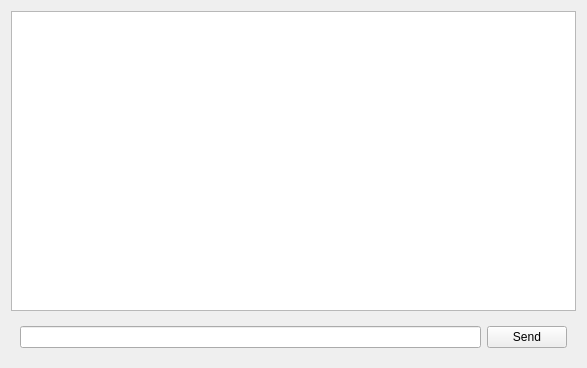
The window that gui/chatview.ui (SPECTREv333/ChatProj) describes before a commit, drawn with Qt 5.
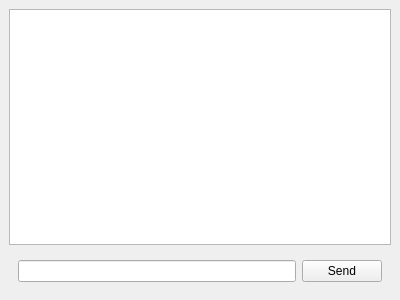
The same window after the commit.

Commit message: ChatView is now a QMainWindow

The edit to the form file:
```diff
--- a/gui/chatview.ui
+++ b/gui/chatview.ui
@@ -1,23 +1,29 @@
 <?xml version="1.0" encoding="UTF-8"?>
 <ui version="4.0">
  <class>ChatView</class>
- <widget class="QWidget" name="ChatView">
-
-
+ <widget class="QMainWindow" name="ChatView">
   <property name="geometry">
    <rect>
     <x>0</x>
     <y>0</y>
-    <width>587</width>
-    <height>368</height>
+    <width>400</width>
+    <height>300</height>
    </rect>
   </property>
   <property name="windowTitle">
+   <string>Chat</string>
+  </property>
+  <widget class="QWidget" name="centralwidget">
+   <property name="windowTitle">
    <string>ChatView</string>
   </property>
   <layout class="QVBoxLayout" name="verticalLayout">
    <item>
-    <widget class="QTextEdit" name="textEdit"/>
+     <widget class="QTextEdit" name="textEdit">
+      <property name="readOnly">
+       <bool>true</bool>
+      </property>
+     </widget>
    </item>
    <item>
     <widget class="QWidget" name="widget" native="true">
@@ -36,7 +42,7 @@
     </widget>
    </item>
   </layout>
-
+  </widget>
  </widget>
  <resources/>
  <connections/>
```
Lines whose indentation alone changed are shown as unchanged. The commit also changes 2 other files.
